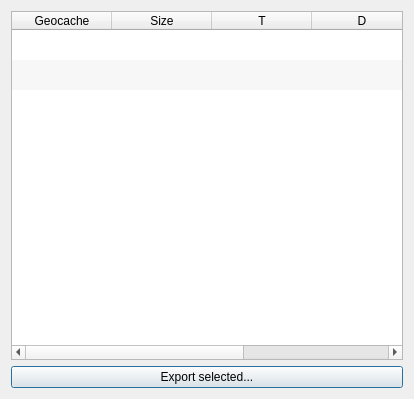
Old version of the form files/qt/SearchResultsDialog.ui in the repository danielfett/advancedcaching.
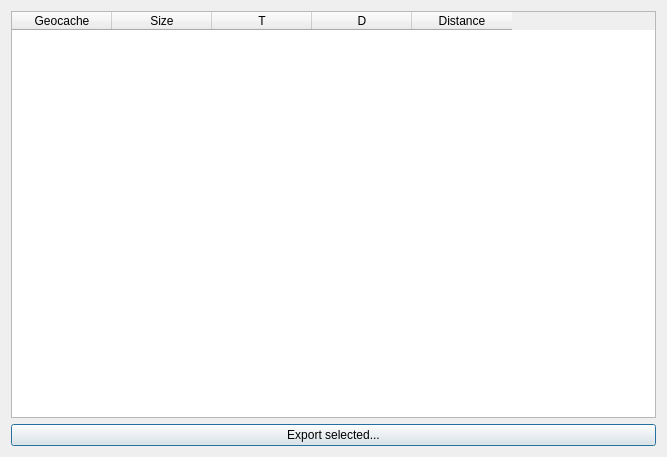
New version of the form.

Commit message: Search window nearly complete

What changed in the file:
```diff
--- a/files/qt/SearchResultsDialog.ui
+++ b/files/qt/SearchResultsDialog.ui
@@ -6,8 +6,8 @@
    <rect>
     <x>0</x>
     <y>0</y>
-    <width>414</width>
-    <height>399</height>
+    <width>667</width>
+    <height>457</height>
    </rect>
   </property>
   <property name="windowTitle">
@@ -70,21 +70,6 @@
      <attribute name="verticalHeaderStretchLastSection">
       <bool>false</bool>
      </attribute>
-     <row>
-      <property name="text">
-       <string>Zeile!</string>
-      </property>
-     </row>
-     <row>
-      <property name="text">
-       <string>nochnezeile</string>
-      </property>
-     </row>
-     <row>
-      <property name="text">
-       <string>undnocheine</string>
-      </property>
-     </row>
      <column>
       <property name="text">
        <string>Geocache</string>
```
The commit also changes 13 other files.
